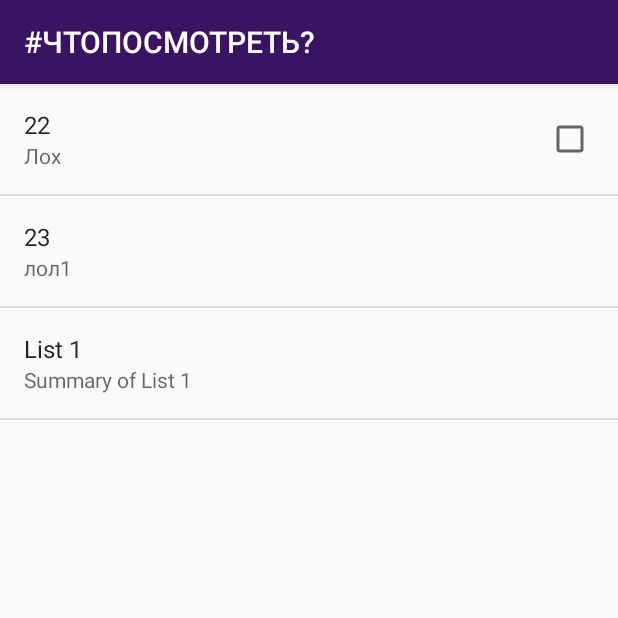
After one commit to Almoder/-WHATTOSEE, an Android app: the fragment SomeContent shown on its own in the app's theme, on a phone screen of 412 x 824 dp, the top half of it. The commit adds this screen. Run offline under Robolectric (Android 15) with nearby library versions, the phone set to English and light mode, and no system bars.

Commit message:
0.0.0.1С
Добавлен обработчик нажатий на список для Мультфильмы
Заменён градиентный цвет в colorPrimary до нахождения способа его использовать

```diff
--- a/app/src/main/java/com/example/whattosee/About.java
+++ b/app/src/main/java/com/example/whattosee/About.java
@@ -1,7 +1,9 @@
 package com.example.whattosee;
 
 import androidx.appcompat.app.AppCompatActivity;
+import androidx.fragment.app.FragmentManager;
 
+import android.content.Intent;
 import android.os.Bundle;
 
 public class About extends AppCompatActivity {
@@ -10,5 +12,8 @@ public class About extends AppCompatActivity {
     protected void onCreate(Bundle savedInstanceState) {
         super.onCreate(savedInstanceState);
         setContentView(R.layout.activity_about);
+        Intent intent = getIntent();
+        int buttonIndex = intent.getIntExtra("buttonIndex", -1);
+
     }
 }
--- /dev/null
+++ b/app/src/main/java/com/example/whattosee/ui/Content/SomeContent.java
@@ -0,0 +1,15 @@
+package com.example.whattosee.ui.Content;
+
+import android.os.Bundle;
+
+import com.example.whattosee.R;
+import android.preference.PreferenceFragment;
+
+public class SomeContent extends PreferenceFragment {
+
+    public void onCreate(Bundle savedInstanceState) {
+        super.onCreate(savedInstanceState);
+        addPreferencesFromResource(R.xml.pref1);
+    }
+
+}
--- a/app/src/main/res/values/colors.xml
+++ b/app/src/main/res/values/colors.xml
@@ -1,6 +1,6 @@
 <?xml version="1.0" encoding="utf-8"?>
 <resources>
     <color name="colorPrimary">#3A1363</color>
-    <color name="colorPrimaryDark">@drawable/color</color>
+    <color name="colorPrimaryDark">#3A1363</color>
     <color name="colorAccent">#5E0988</color>
 </resources>
--- a/app/src/main/res/values/strings.xml
+++ b/app/src/main/res/values/strings.xml
@@ -18,4 +18,22 @@
     <string name="menu_share">Поделиться</string>
     <string name="menu_send">Send</string>
     <string name="empty">Send</string>
+
+
+    <string name="checkbox1_title">CheckBox 1</string>
+    <string name="checkbox1_summary">Summary of CheckBox 1</string>
+    <string name="edittext1_title">EditText 1</string>
+    <string name="edittext1_summary">Summary of EditText 1</string>
+    <string name="list1_title">List 1</string>
+    <string name="list1_summary">Summary of List 1</string>
+    <string-array name="entries">
+        <item>one</item>
+        <item>two</item>
+        <item>three</item>
+    </string-array>
+    <string-array name="entry_values">
+        <item>1</item>
+        <item>2</item>
+        <item>3</item>
+    </string-array>
 </resources>
--- a/app/src/main/res/values/styles.xml
+++ b/app/src/main/res/values/styles.xml
@@ -3,7 +3,7 @@
     <!-- Base application theme. -->
     <style name="AppTheme" parent="Theme.AppCompat.Light.DarkActionBar">
         <!-- Customize your theme here. -->
-        <item name="colorPrimary">@color/colorPrimary</item>
+        <item name="colorPrimary">@color/colorPrimaryDark</item>
         <item name="colorPrimaryDark">@color/colorPrimaryDark</item>
         <item name="colorAccent">@color/colorAccent</item>
     </style>
--- /dev/null
+++ b/app/src/main/res/xml/pref1.xml
@@ -0,0 +1,21 @@
+<?xml version="1.0" encoding="utf-8"?>
+<PreferenceScreen
+    xmlns:android="http://schemas.android.com/apk/res/android">
+    <CheckBoxPreference
+        android:key="chb1"
+        android:summary="Лох"
+        android:title="22">
+    </CheckBoxPreference>
+    <EditTextPreference
+        android:key="address1"
+        android:summary="лол1"
+        android:title="23">
+    </EditTextPreference>
+    <ListPreference
+        android:entries="@array/entries"
+        android:entryValues="@array/entry_values"
+        android:key="list1"
+        android:summary="@string/list1_summary"
+        android:title="@string/list1_title">
+    </ListPreference>
+</PreferenceScreen>
```
Also changed, not shown: app/src/main/java/com/example/whattosee/ui/cartoons/CartoonsFragment.java (+42 -1 lines), app/src/main/res/layout/activity_about.xml (+8 -6 lines).
